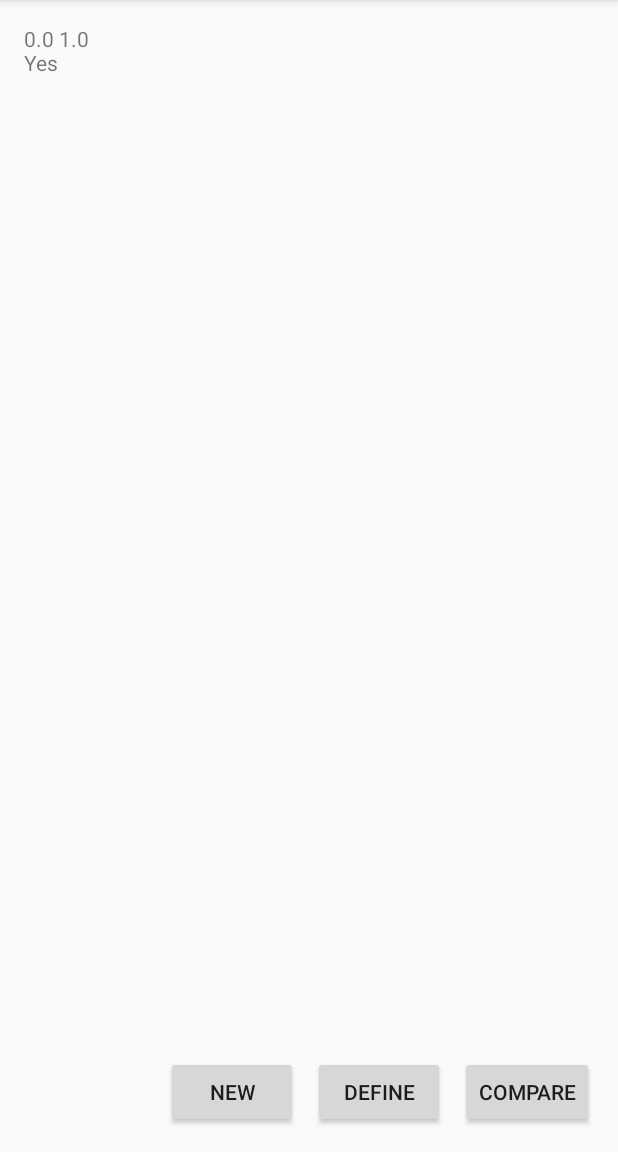
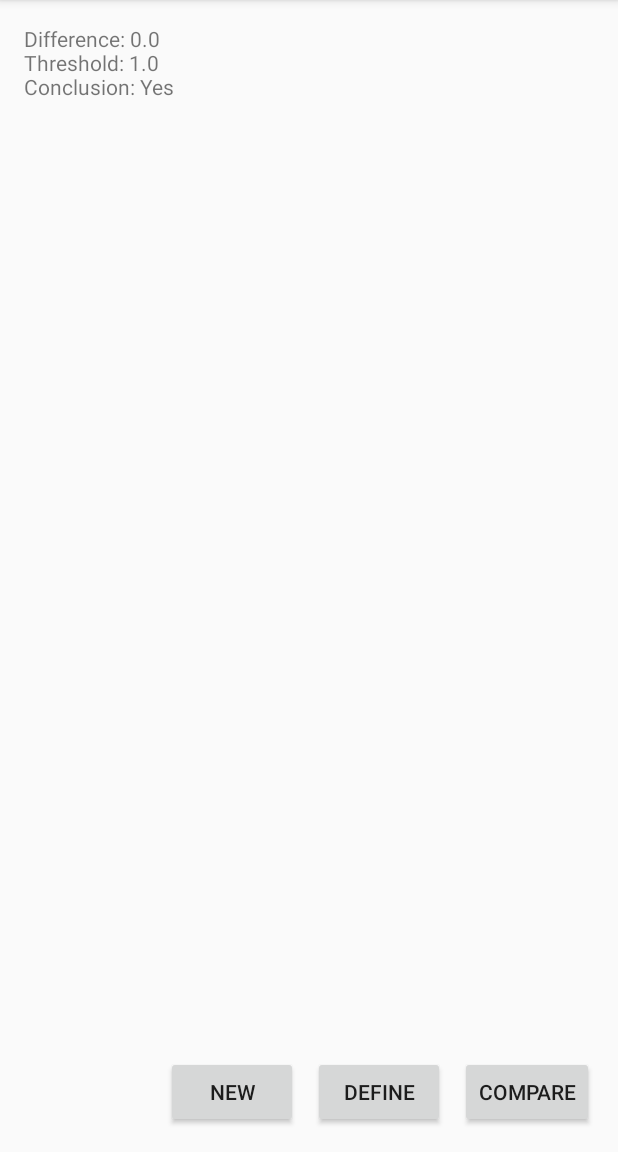
Before and after one commit to withlqs/MotionAnalysis, an Android app: the screen it shows after launch (MainActivity), after a tap on "COMPARE", on a phone screen of 412 x 824 dp, the part 84-1236 px from its top. Run offline under Robolectric (Android 15) with nearby library versions, the phone set to English and light mode, and no system bars; 2 other taps on this screen came first.

Commit message:
final demo version

```diff
--- a/app/src/main/java/me/getline/motionanalysis/MainActivity.java
+++ b/app/src/main/java/me/getline/motionanalysis/MainActivity.java
@@ -45,12 +45,14 @@ public class MainActivity extends AppCompatActivity {
         newMonitor.setOnClickListener(new View.OnClickListener() {
             @Override
             public void onClick(View v) {
+                textview.setText("New Monitor");
                 monitor = new MotionTimeMonitor();
             }
         });
         define.setOnClickListener(new View.OnClickListener() {
             @Override
             public void onClick(View v) {
+                textview.setText("New Standard");
                 defineStandard();
             }
         });
@@ -58,11 +60,11 @@ public class MainActivity extends AppCompatActivity {
             @Override
             public void onClick(View v) {
                 double diff = monitor.getDistance(standard);
-                textview.setText("" + diff + " " + MotionTimeMonitor.getThreshold());
+                textview.setText("Difference: " + diff + "\nThreshold: " + MotionTimeMonitor.getThreshold() + "\nConclusion: ");
                 if (MotionTimeMonitor.thresholdCompare(diff)) {
-                    textview.setText(textview.getText() + "\nYes");
+                    textview.setText(textview.getText() + "Yes");
                 } else {
-                    textview.setText(textview.getText() + "\nNo");
+                    textview.setText(textview.getText() + "No");
                 }
                 monitor = new MotionTimeMonitor();
             }
--- a/app/src/main/java/me/getline/motionanalysis/MotionTimeMonitor.java
+++ b/app/src/main/java/me/getline/motionanalysis/MotionTimeMonitor.java
@@ -1,13 +1,15 @@
 package me.getline.motionanalysis;
 
 import java.util.ArrayList;
+import java.util.Random;
 
 /**
  * Created by apple on 2015/11/25.
  */
 public class MotionTimeMonitor {
-    public static double threshold;
+    public static double threshold = 1.0;
     public ArrayList<MotionTimer> motionTimeList = new ArrayList<>();
+    Random random = new Random();
     private long minDuration;
     private long maxDuration;
 
@@ -40,7 +42,6 @@ public class MotionTimeMonitor {
         motionTimeList.clear();
         minDuration = Long.MAX_VALUE;
         maxDuration = Long.MIN_VALUE;
-        threshold = 1;
     }
 
     public void addMotionTime(MotionTimer motionTime) {
@@ -56,7 +57,7 @@ public class MotionTimeMonitor {
     public double getDistance(MotionTimeMonitor motionTimeMonitor) {
         int size = getMotionTimerSize();
         if (size != motionTimeMonitor.getMotionTimerSize()) {
-            return getThreshold() + 1;
+            return getThreshold() + random.nextDouble() * 5.0;
         }
         double diff = 0;
         for (int i = 0; i < size; i++) {
```
